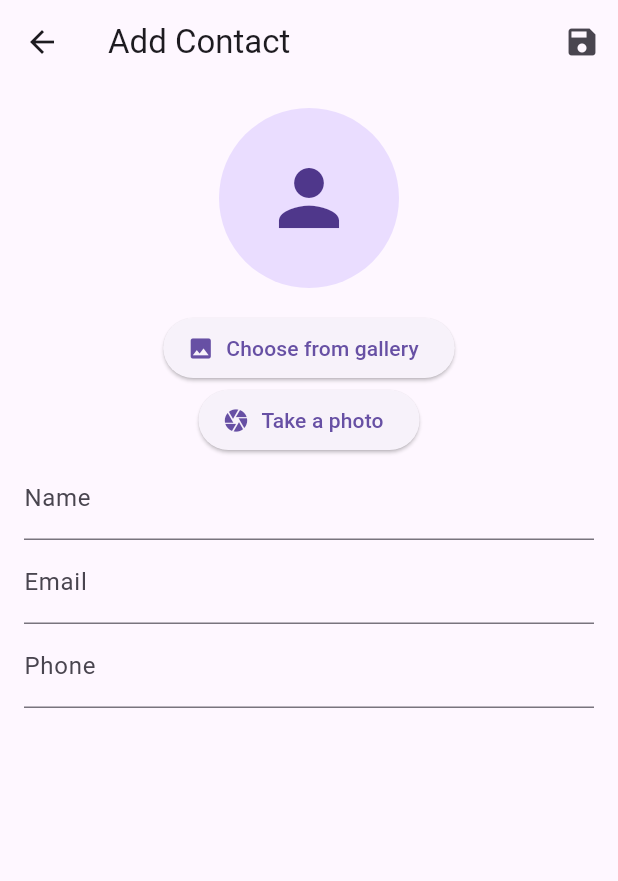
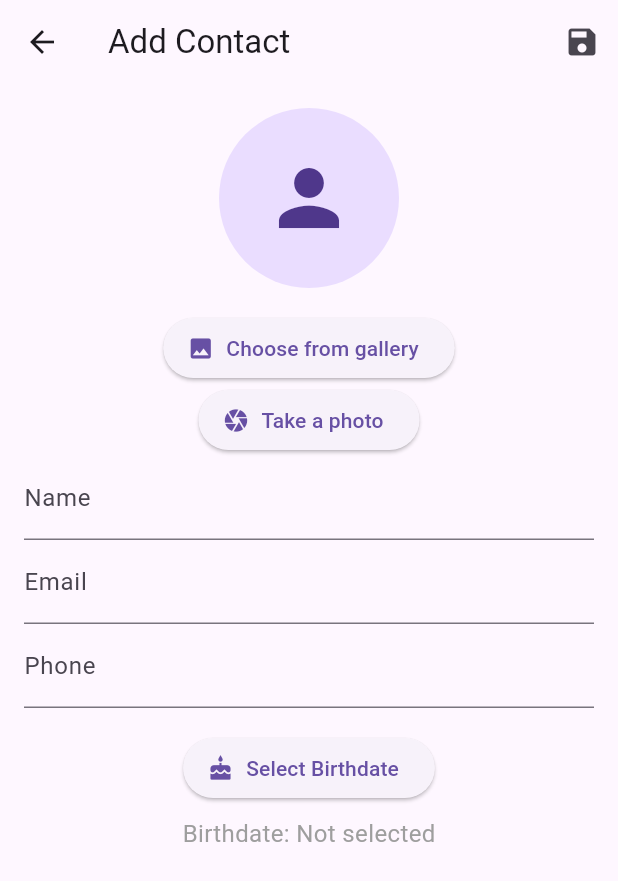
Before and after one commit to BernardoArede/ContactsApp-Flutter, a Flutter app: the addContactScreen screen opened directly, on a phone screen of 412 x 824 dp. Shown: the top 881 px of the screen. Run offline on Flutter 3.47's test engine with Material 3 defaults, Android fonts, the phone set to English and light mode, and no system bars; our stand-ins replace image_picker.

Commit message:
viewContactScreen(Photo Avatar) and addContactScreen (Birthdate icon)

```diff
--- a/lib/models/contact.dart
+++ b/lib/models/contact.dart
@@ -3,15 +3,10 @@ import "location.dart";
 
 class Contact{
   String name;
-
   String email;
-
   String phone;
-
   String? birthdate;
-
   String? imagePath;
-
   List<Location> locations;
 
   Contact({
--- a/lib/screens/addContactScreen.dart
+++ b/lib/screens/addContactScreen.dart
@@ -18,6 +18,7 @@ class _addContactScreen extends State<addContactScreen>{
   late TextEditingController newName;
   late TextEditingController newEmail;
   late TextEditingController newPhone;
+  DateTime? birthDate;
   File? _selectedImage;
   final ImagePicker _picker = ImagePicker();
 
@@ -38,6 +39,20 @@ class _addContactScreen extends State<addContactScreen>{
     }
   }
 
+  Future<void> _selectBirthdate(BuildContext context) async {
+    final DateTime? pickedDate = await showDatePicker(
+      context: context,
+      initialDate: DateTime.now(),
+      firstDate: DateTime(1900),
+      lastDate: DateTime.now(),
+    );
+    if(pickedDate != null && pickedDate != birthDate){
+      setState(() {
+        birthDate = pickedDate;
+      });
+    }
+  }
+
   @override
   Widget build(BuildContext context) {
     return Scaffold(
@@ -51,6 +66,7 @@ class _addContactScreen extends State<addContactScreen>{
                   name: newName.text,
                   email: newEmail.text,
                   phone: newPhone.text,
+                  birthdate: birthDate != null ? birthDate.toString().split(' ')[0] : null,
                   imagePath: _selectedImage?.path
               );
               Navigator.pop(context, newContact);
@@ -100,6 +116,31 @@ class _addContactScreen extends State<addContactScreen>{
               decoration: const InputDecoration(labelText: 'Phone'),
               keyboardType: TextInputType.phone,
             ),
+            const SizedBox(height: 16,),
+            ElevatedButton.icon(
+              onPressed: () {
+                _selectBirthdate(context);
+              },
+              icon: const Icon(Icons.cake),
+              label: const Text("Select Birthdate"),
+            ),
+            if (birthDate != null)
+              Padding(
+                padding: const EdgeInsets.only(top: 8.0),
+                child: Text(
+                  "Birthdate: ${birthDate!.toLocal().toString().split(' ')[0]}",
+                  style: const TextStyle(fontSize: 16, color: Colors.grey),
+                ),
+              )
+            else
+              Padding(
+                padding: const EdgeInsets.only(top: 8.0),
+                child: const Text(
+                  "Birthdate: Not selected",
+                  style: TextStyle(fontSize: 16, color: Colors.grey),
+                ),
+              ),
+
           ],
         ),
       ),
--- a/lib/screens/editContactScreen.dart
+++ b/lib/screens/editContactScreen.dart
@@ -56,6 +56,7 @@ class _EditContactScreenState extends State<EditContactScreen>{
                   name: nameController.text,
                   email: emailController.text,
                   phone: phoneController.text,
+                  imagePath: _selectedImage?.path
               );
               Navigator.pop(context, updateContact);
             },
```
Also changed, not shown: lib/screens/viewContactScreen.dart (+9 -3 lines).
